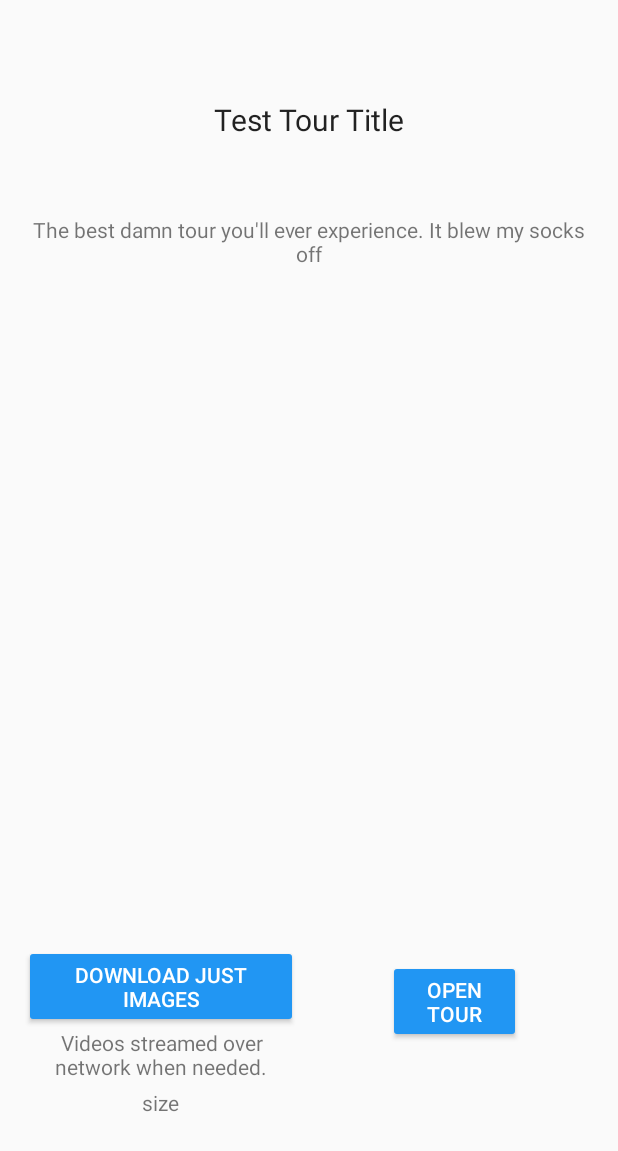
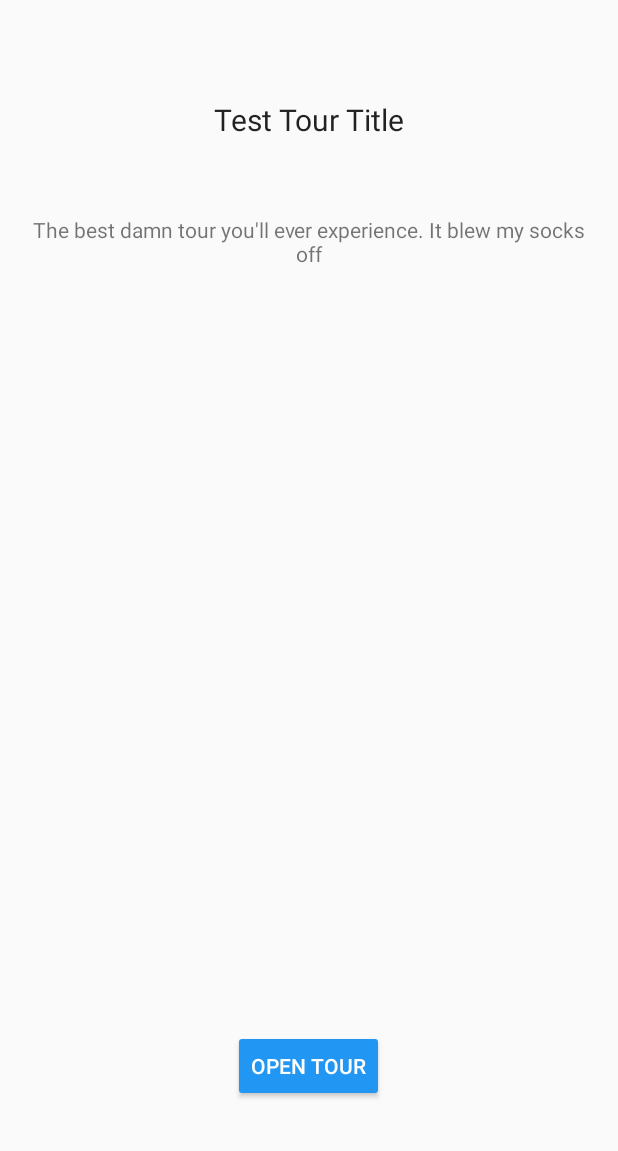
Before and after one commit to Russiee/TourablePublic, an Android app: the SummaryActivity screen opened directly, with no data from a screen before it, on a phone screen of 412 x 824 dp. Shown: the top 1151 px of the screen. Run offline under Robolectric (Android 15) with nearby library versions, the phone set to English and light mode, and no system bars.

Commit message:
AND-17 fixed layout to remove old download button

```diff
--- a/android/app/src/main/res/layout/activity_summary.xml
+++ b/android/app/src/main/res/layout/activity_summary.xml
@@ -36,42 +36,6 @@
         android:layout_above="@+id/bottomText"
         android:layout_centerHorizontal="true"
         android:layout_marginBottom="44dp">
-
-        <LinearLayout
-            android:id="@+id/imageOptionLayout"
-            android:orientation="vertical"
-            android:layout_width="wrap_content"
-            android:layout_height="wrap_content"
-            android:layout_weight="1">
-
-            <Button
-                android:id="@+id/imageOptionButton"
-                android:layout_width="wrap_content"
-                android:layout_height="wrap_content"
-                android:text="@string/download_option_image"
-                android:textColor="#ffffff" />
-
-            <TextView
-                android:id="@+id/imageOptionCaptionEditText"
-                android:layout_width="fill_parent"
-                android:layout_height="40dp"
-                android:text="@string/download_option_image_label"
-                android:layout_gravity="center"
-                android:textAlignment="center" />
-
-            <TextView
-                android:id="@+id/imageOptionSizeEditText"
-                android:layout_width="wrap_content"
-                android:layout_height="wrap_content"
-                android:text="size"
-                android:layout_gravity="center_horizontal" />
-
-        </LinearLayout>
-
-        <Space
-            android:layout_width="wrap_content"
-            android:layout_height="match_parent"
-            android:layout_weight="1" />
 
         <LinearLayout
             android:id="@+id/videoOptionLayout"
```
